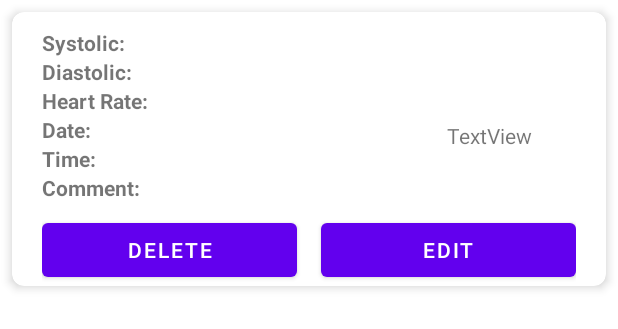
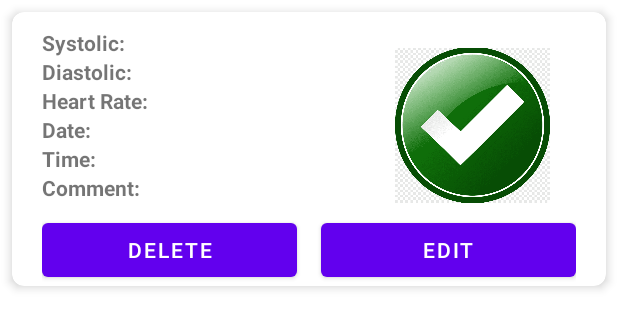
Before and after one commit to abdulla30r/CardiacRecorder, an Android app: the layout item.xml on its own in the app's theme, with its tools: preview values and no code run, on a phone screen of 412 x 824 dp. Shown: the top 329 px of the screen. Run offline under Robolectric (Android 15) with nearby library versions, the phone set to English and light mode, and no system bars.

```diff
--- a/app/src/main/res/layout/item.xml
+++ b/app/src/main/res/layout/item.xml
@@ -176,17 +176,20 @@
 
         </LinearLayout>
 
-        <TextView
-            android:id="@+id/txtStatus"
-            android:layout_width="wrap_content"
-            android:layout_height="wrap_content"
-            android:text="TextView"
+        <!-- ImageView -->
+        <ImageView
+            android:id="@+id/ivStatus"
+            android:layout_width="103dp"
+            android:layout_height="120dp"
+            android:contentDescription="Status Icon"
+            android:src="@drawable/ok"
             app:layout_constraintBottom_toBottomOf="@+id/linearLayout"
             app:layout_constraintEnd_toEndOf="parent"
-            app:layout_constraintHorizontal_bias="0.902"
+            app:layout_constraintHorizontal_bias="0.931"
             app:layout_constraintStart_toStartOf="parent"
             app:layout_constraintTop_toTopOf="parent"
-            app:layout_constraintVertical_bias="0.405" />
+            app:layout_constraintVertical_bias="0.087" />
+
 
     </androidx.constraintlayout.widget.ConstraintLayout>
 
```
Also changed, not shown: app/src/main/java/com/example/cardiacrecorder/MyAdapter.java (+10 -4 lines), app/src/main/res/drawable-v24/error.png (added).
